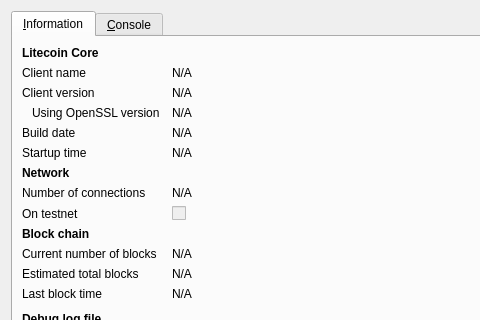
Above: src/qt/forms/rpcconsole.ui from marscoin/marscoin before the change; both pictures show x 0 to 480 and y 0 to 320 of the 740 by 450 pixel window. Below: the same form after it.
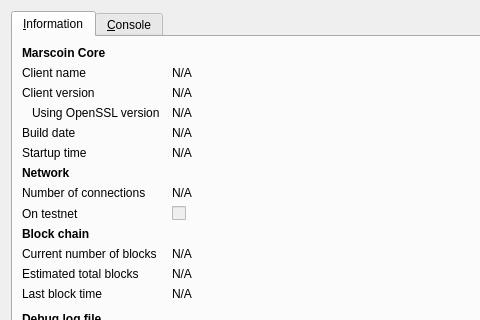
That is the form after the change. Icons and pictures are not drawn.

Commit message: s/lite,bit/marscoin

Diff of the .ui file:
```diff
--- a/src/qt/forms/rpcconsole.ui
+++ b/src/qt/forms/rpcconsole.ui
@@ -36,7 +36,7 @@
           </font>
          </property>
          <property name="text">
-          <string>Litecoin Core</string>
+          <string>Marscoin Core</string>
          </property>
         </widget>
        </item>
```
Left out of the diff: 10 changed lines with no effect on the pictures. The commit also changes 290 other files.
